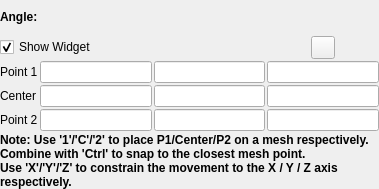
This is Qt/ApplicationComponents/Resources/UI/pqAnglePropertyWidget.ui in Kitware/ParaView as Qt 5 draws it before an edit. The edited form follows.
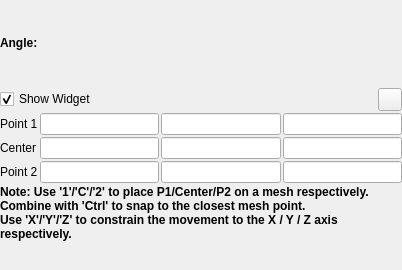
This is the edited form. Icons and pictures are not drawn. Custom widgets are drawn as their Qt base class.

Patch:
```diff
--- a/Qt/ApplicationComponents/Resources/UI/pqAnglePropertyWidget.ui
+++ b/Qt/ApplicationComponents/Resources/UI/pqAnglePropertyWidget.ui
@@ -8,8 +8,8 @@
    <rect>
     <x>0</x>
     <y>0</y>
-    <width>379</width>
-    <height>189</height>
+    <width>402</width>
+    <height>270</height>
    </rect>
   </property>
   <property name="windowTitle">
@@ -31,7 +31,61 @@
    <property name="spacing">
     <number>2</number>
    </property>
-   <item row="4" column="0">
+   <item row="0" column="0" colspan="4">
+    <widget class="QLabel" name="labelAngle">
+     <property name="font">
+      <font>
+       <weight>75</weight>
+       <bold>true</bold>
+      </font>
+     </property>
+     <property name="text">
+      <string>Angle: </string>
+     </property>
+    </widget>
+   </item>
+   <item row="1" column="0" colspan="4">
+    <layout class="QHBoxLayout" name="toolbarLineHorizontalLayout">
+     <item>
+      <widget class="QCheckBox" name="show3DWidget">
+       <property name="text">
+        <string>Show Widget</string>
+       </property>
+       <property name="checked">
+        <bool>true</bool>
+       </property>
+      </widget>
+     </item>
+     <item>
+      <spacer name="horizontalSpacer">
+       <property name="orientation">
+        <enum>Qt::Horizontal</enum>
+       </property>
+       <property name="sizeHint" stdset="0">
+        <size>
+         <width>40</width>
+         <height>20</height>
+        </size>
+       </property>
+      </spacer>
+     </item>
+     <item>
+      <widget class="QToolButton" name="repositionToView">
+        <property name="toolTip">
+          <string>Reposition protractor to view</string>
+        </property>
+        <property name="text">
+           <string/>
+        </property>
+        <property name="icon">
+          <iconset>
+            <normaloff>:/pqWidgets/Icons/pqResetCameraData.svg</normaloff>:/pqWidgets/Icons/pqResetCameraData.svg</iconset>
+        </property>
+      </widget>
+     </item>
+    </layout>
+   </item>
+   <item row="2" column="0">
     <widget class="QLabel" name="labelPoint1">
      <property name="text">
       <string>Point 1</string>
@@ -41,7 +95,16 @@
      </property>
     </widget>
    </item>
-   <item row="5" column="0">
+   <item row="2" column="1">
+    <widget class="pqDoubleLineEdit" name="point1X"/>
+   </item>
+   <item row="2" column="2">
+    <widget class="pqDoubleLineEdit" name="point1Y"/>
+   </item>
+   <item row="2" column="3">
+    <widget class="pqDoubleLineEdit" name="point1Z"/>
+   </item>
+   <item row="3" column="0">
     <widget class="QLabel" name="labelCenter">
      <property name="text">
       <string>Center</string>
@@ -51,51 +114,16 @@
      </property>
     </widget>
    </item>
-   <item row="1" column="0" colspan="4">
-    <widget class="QLabel" name="labelAngle">
-     <property name="font">
-      <font>
-       <weight>75</weight>
-       <bold>true</bold>
-      </font>
-     </property>
-     <property name="text">
-      <string>Angle: </string>
-     </property>
-    </widget>
+   <item row="3" column="1">
+    <widget class="pqDoubleLineEdit" name="centerX"/>
    </item>
-   <item row="6" column="2">
-    <widget class="pqDoubleLineEdit" name="point2Y"/>
-   </item>
-   <item row="5" column="3">
-    <widget class="pqDoubleLineEdit" name="centerZ"/>
-   </item>
-   <item row="6" column="1">
-    <widget class="pqDoubleLineEdit" name="point2X"/>
-   </item>
-   <item row="2" column="0" colspan="3">
-    <widget class="QCheckBox" name="show3DWidget">
-     <property name="text">
-      <string>Show Widget</string>
-     </property>
-     <property name="checked">
-      <bool>true</bool>
-     </property>
-    </widget>
-   </item>
-   <item row="5" column="2">
+   <item row="3" column="2">
     <widget class="pqDoubleLineEdit" name="centerY"/>
    </item>
-   <item row="6" column="3">
-    <widget class="pqDoubleLineEdit" name="point2Z"/>
+   <item row="3" column="3">
+    <widget class="pqDoubleLineEdit" name="centerZ"/>
    </item>
-   <item row="4" column="2">
-    <widget class="pqDoubleLineEdit" name="point1Y"/>
-   </item>
-   <item row="4" column="1">
-    <widget class="pqDoubleLineEdit" name="point1X"/>
-   </item>
-   <item row="6" column="0">
+   <item row="4" column="0">
     <widget class="QLabel" name="labelPoint2">
      <property name="text">
       <string>Point 2</string>
@@ -105,10 +133,16 @@
      </property>
     </widget>
    </item>
+   <item row="4" column="1">
+    <widget class="pqDoubleLineEdit" name="point2X"/>
+   </item>
+   <item row="4" column="2">
+    <widget class="pqDoubleLineEdit" name="point2Y"/>
+   </item>
    <item row="4" column="3">
-    <widget class="pqDoubleLineEdit" name="point1Z"/>
+    <widget class="pqDoubleLineEdit" name="point2Z"/>
    </item>
-   <item row="7" column="0" colspan="4">
+   <item row="5" column="0" colspan="4">
     <widget class="QLabel" name="pickLabel">
      <property name="font">
       <font>
@@ -128,27 +162,6 @@
      </property>
     </widget>
    </item>
-   <item row="5" column="1">
-    <widget class="pqDoubleLineEdit" name="centerX"/>
-   </item>
-   <item row="2" column="3">
-    <layout class="QHBoxLayout" name="toolbarLayout">
-     <item>
-      <widget class="QToolButton" name="repositionToView">
-       <property name="toolTip">
-        <string>Reposition protractor to view</string>
-       </property>
-       <property name="text">
-        <string/>
-       </property>
-       <property name="icon">
-        <iconset>
-         <normaloff>:/pqWidgets/Icons/pqResetCameraData.svg</normaloff>:/pqWidgets/Icons/pqResetCameraData.svg</iconset>
-       </property>
-      </widget>
-     </item>
-    </layout>
-   </item>
   </layout>
  </widget>
  <customwidgets>
```
